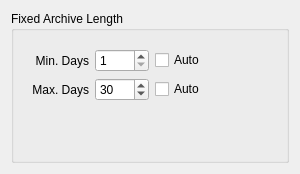
This is client/nx_client_desktop/src/nx/client/desktop/resource_properties/camera/widgets/archive_length_widget.ui in networkoptix/nx_open as Qt 5 draws it before an edit. The edited form follows.
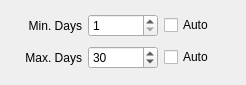
This is the edited form.

Patch:
```diff
--- a/client/nx_client_desktop/src/nx/client/desktop/resource_properties/camera/widgets/archive_length_widget.ui
+++ b/client/nx_client_desktop/src/nx/client/desktop/resource_properties/camera/widgets/archive_length_widget.ui
@@ -6,32 +6,17 @@
    <rect>
     <x>0</x>
     <y>0</y>
-    <width>300</width>
-    <height>174</height>
+    <width>246</width>
+    <height>85</height>
    </rect>
   </property>
-  <layout class="QVBoxLayout" name="verticalLayout">
-   <item>
-    <widget class="QGroupBox" name="archiveGroupBox">
-     <property name="title">
-      <string>Fixed Archive Length</string>
-     </property>
-     <property name="flat">
-      <bool>true</bool>
-     </property>
-     <layout class="QVBoxLayout" name="verticalLayout_2">
-      <property name="spacing">
-       <number>16</number>
-      </property>
-      <item>
-       <widget class="QWidget" name="tableWidget" native="true">
         <property name="sizePolicy">
          <sizepolicy hsizetype="Maximum" vsizetype="Maximum">
           <horstretch>0</horstretch>
           <verstretch>0</verstretch>
          </sizepolicy>
         </property>
-        <layout class="QGridLayout" name="gridLayout_3">
+  <layout class="QGridLayout" name="gridLayout">
          <item row="0" column="0">
           <widget class="QLabel" name="labelMinDays">
            <property name="text">
@@ -105,25 +90,6 @@
            <property name="text">
             <string>Auto</string>
            </property>
-          </widget>
-         </item>
-        </layout>
-       </widget>
-      </item>
-      <item>
-       <spacer name="verticalSpacer">
-        <property name="orientation">
-         <enum>Qt::Vertical</enum>
-        </property>
-        <property name="sizeHint" stdset="0">
-         <size>
-          <width>0</width>
-          <height>0</height>
-         </size>
-        </property>
-       </spacer>
-      </item>
-     </layout>
     </widget>
    </item>
   </layout>
```
Lines whose indentation alone changed are shown as unchanged.
